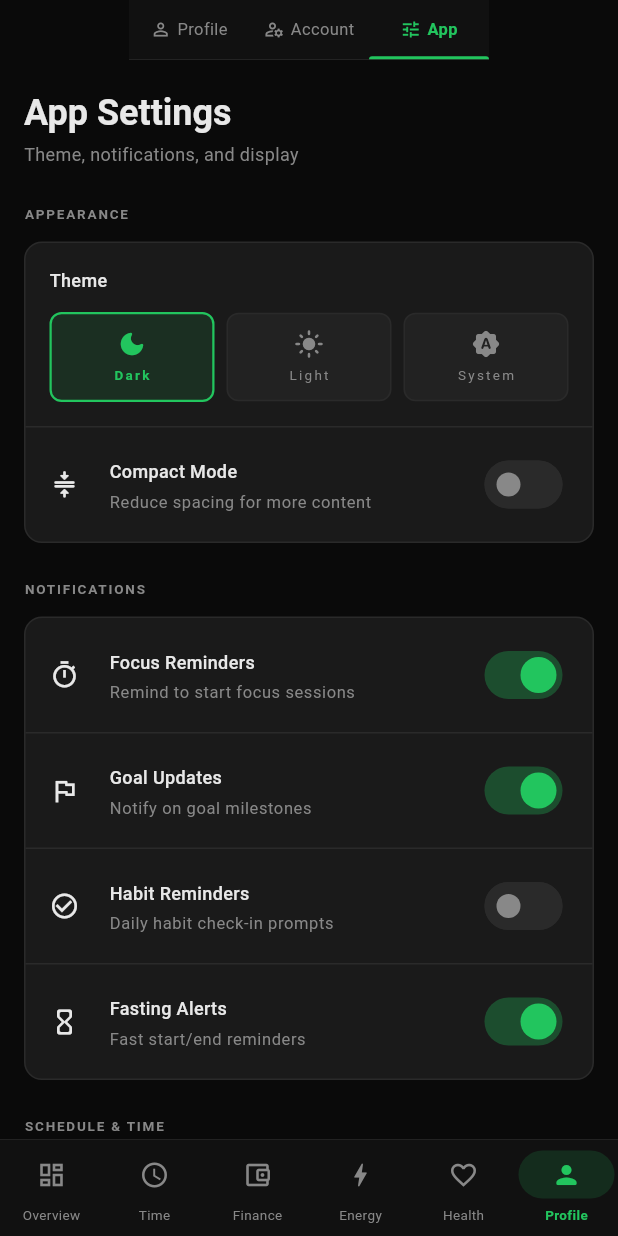
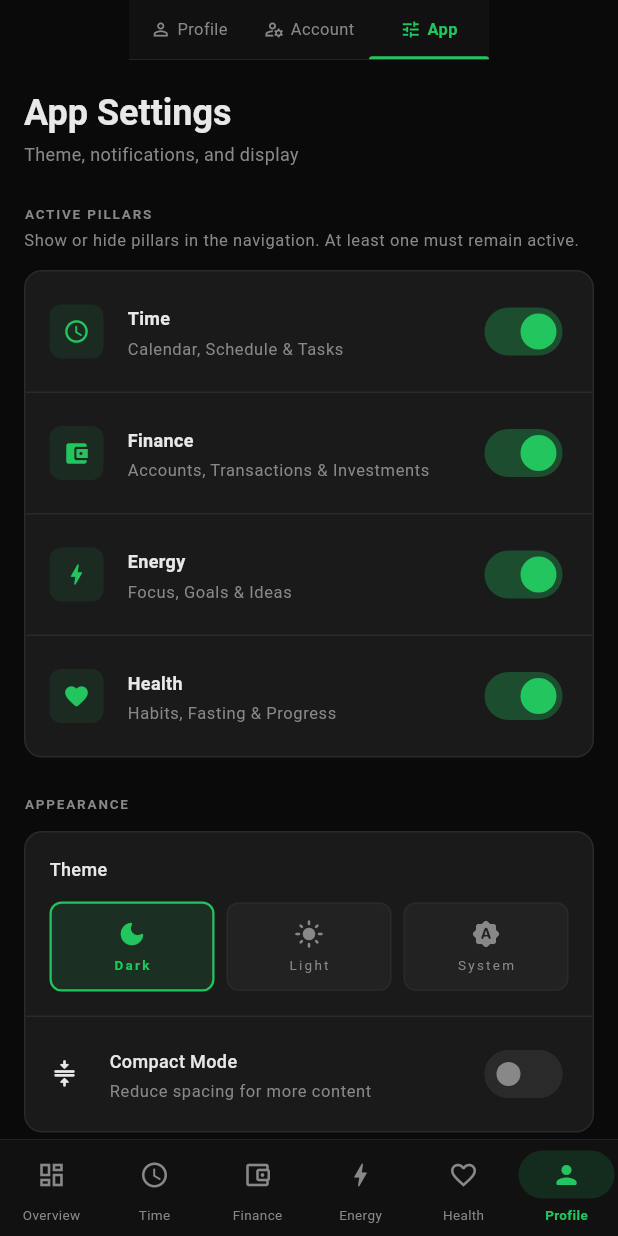
Before and after one commit to abdelfattahmsa/PRP-APP, a Flutter app: the ProfileAppSettingsScreen screen opened by its route, on a phone screen of 412 x 824 dp. Run offline on Flutter 3.47's test engine with Material 3 defaults, Android fonts, the phone set to English and light mode, and no system bars; our stand-ins replace cached_network_image, equatable, fl_chart, flutter_animate, flutter_local_notifications, flutter_riverpod and 7 more; missing offline and left inert: dart:html; accounts and stored records are empty; Roboto replaces fonts that are missing (Poppins).

Commit message:
feat: depersonalize app + add pillar toggle system
P1 — Depersonalize:
- Replace all Abdelfattah-specific seed data (PMP, CFI, Kyberia habits/goals/schedule) with generic universal defaults
- Rename category keys: pmp→learn, kyb→project, remove study (merged into learn)
- Update categoryInfoMap, categoryKeys, txCategories, eventTypeInfoMap
- Remove _seedDefaultCalendarEvents (personal events); calendar starts empty
- Rename AppColors.pmp→learn, AppColors.cfi→learn, AppColors.kyberia→project
- Update notification_service labels + appUserModelId to com.prpapp.prp
- Update kDefaultScheduleCategories and kDefaultTxCategories

P3 — Pillar Toggle System:
- Add lib/core/providers/pillar_provider.dart with AsyncNotifier + visibleTabsProvider
- Add prefActivePillars to AppConstants
- Make shell_screen.dart navigation dynamic (consumes visibleTabsProvider)
- Add Pillar Toggle UI section to App Settings screen (with last-pillar guard)

Co-Authored-By: Claude Sonnet 4.6 <noreply@anthropic.com>

```diff
--- a/lib/core/constants/app_constants.dart
+++ b/lib/core/constants/app_constants.dart
@@ -27,20 +27,21 @@ class AppConstants {
   static const prefFirstDayOfWeek = 'first_day_of_week';
   static const prefDefaultCurrency = 'default_currency';
   static const prefAlphaVantageApiKey = 'alpha_vantage_api_key';
+  static const prefActivePillars = 'active_pillars';
 
   // Default schedule modes
   static const scheduleModes = ['normal', 'fasting', 'friday', 'cairo'];
 
   // Category keys
   static const categoryKeys = [
-    'deen', 'pmp', 'study', 'health', 'kyb',
+    'deen', 'learn', 'project', 'health',
     'work', 'rest', 'fast', 'com',
   ];
 
   // Event type keys
   static const eventTypeKeys = [
     'personal', 'milestone', 'islamic', 'work',
-    'study', 'kyberia', 'family', 'finance',
+    'study', 'family', 'finance',
     'quran', 'travel', 'done', 'health',
   ];
 
@@ -91,7 +92,7 @@ class AppConstants {
   static const txCategories = [
     'General', 'Food', 'Transport', 'Bills',
     'Shopping', 'Health', 'Personal', 'Business',
-    'Transfer', 'Kyberia',
+    'Education', 'Transfer',
   ];
 
   // Focus timer defaults (minutes)
@@ -113,15 +114,14 @@ class CategoryInfo {
 }
 
 const categoryInfoMap = {
-  'deen':   CategoryInfo(key: 'deen',   label: 'Deen',    emoji: '🕌'),
-  'pmp':    CategoryInfo(key: 'pmp',    label: 'PMP',     emoji: '📋'),
-  'study':  CategoryInfo(key: 'study',  label: 'CFI',     emoji: '📚'),
-  'health': CategoryInfo(key: 'health', label: 'Health',  emoji: '🚶'),
-  'kyb':    CategoryInfo(key: 'kyb',    label: 'Kyberia', emoji: '⚗️'),
-  'work':   CategoryInfo(key: 'work',   label: 'Work',    emoji: '🏗️'),
-  'rest':   CategoryInfo(key: 'rest',   label: 'Rest',    emoji: '💤'),
-  'fast':   CategoryInfo(key: 'fast',   label: 'Fasting', emoji: '🌙'),
-  'com':    CategoryInfo(key: 'com',    label: 'Commute', emoji: '🚗'),
+  'deen':    CategoryInfo(key: 'deen',    label: 'Deen',     emoji: '🕌'),
+  'learn':   CategoryInfo(key: 'learn',   label: 'Learning', emoji: '📖'),
+  'project': CategoryInfo(key: 'project', label: 'Project',  emoji: '🚀'),
+  'health':  CategoryInfo(key: 'health',  label: 'Health',   emoji: '🚶'),
+  'work':    CategoryInfo(key: 'work',    label: 'Work',     emoji: '🏗️'),
+  'rest':    CategoryInfo(key: 'rest',    label: 'Rest',     emoji: '💤'),
+  'fast':    CategoryInfo(key: 'fast',    label: 'Fasting',  emoji: '🌙'),
+  'com':     CategoryInfo(key: 'com',     label: 'Commute',  emoji: '🚗'),
 };
 
 /// Event type display info
@@ -138,7 +138,6 @@ const eventTypeInfoMap = {
   'islamic':   EventTypeInfo(key: 'islamic',   label: 'Islamic',   emoji: '🌙'),
   'work':      EventTypeInfo(key: 'work',      label: 'Work',      emoji: '💼'),
   'study':     EventTypeInfo(key: 'study',     label: 'Study',     emoji: '📚'),
-  'kyberia':   EventTypeInfo(key: 'kyberia',   label: 'Kyberia',   emoji: '⚗️'),
   'family':    EventTypeInfo(key: 'family',    label: 'Family',    emoji: '👨‍👩‍👦'),
   'finance':   EventTypeInfo(key: 'finance',   label: 'Finance',   emoji: '💰'),
   'quran':     EventTypeInfo(key: 'quran',     label: 'Quran',     emoji: '📖'),
--- a/lib/core/theme/app_theme.dart
+++ b/lib/core/theme/app_theme.dart
@@ -82,15 +82,14 @@ class AppColors {
   static const lightTextMuted = Color(0xFFCBD5E1);
 
   // ── CATEGORY COLORS ───────────────────────────────────────────
-  static const deen = Color(0xFF54C478);
-  static const pmp = Color(0xFF6A8EF0);
-  static const cfi = Color(0xFF4AAAE0);
-  static const health = Color(0xFFD07848);
-  static const kyberia = Color(0xFFAA70EE);
-  static const work = Color(0xFFC09840);
+  static const deen    = Color(0xFF54C478);
+  static const learn   = Color(0xFF6A8EF0);
+  static const project = Color(0xFFAA70EE);
+  static const health  = Color(0xFFD07848);
+  static const work    = Color(0xFFC09840);
   static const fasting = Color(0xFFE08840);
   static const commute = Color(0xFF3AB8A8);
-  static const rest = Color(0xFF6B6080);
+  static const rest    = Color(0xFF6B6080);
 
   // ── SEMANTIC ─────────────────────────────────────────────────
   static const success = Color(0xFF54C478);
@@ -114,19 +113,18 @@ class AppColors {
 
   static Color categoryColor(String key) {
     return switch (key) {
-      'deen' => deen,
-      'pmp' => pmp,
-      'study' || 'cfi' => cfi,
-      'health' => health,
-      'kyb' || 'kyberia' => kyberia,
-      'work' => work,
-      'fast' || 'fasting' => fasting,
-      'com' || 'commute' => commute,
-      'rest' => rest,
-      'personal' => personal,
-      'islamic' => islamic,
-      'finance' => finance,
-      'quran' => quran,
+      'deen'                           => deen,
+      'learn' || 'pmp' || 'study'      => learn,
+      'project' || 'kyb' || 'kyberia'  => project,
+      'health'                         => health,
+      'work'                           => work,
+      'fast' || 'fasting'              => fasting,
+      'com' || 'commute'               => commute,
+      'rest'                           => rest,
+      'personal'                       => personal,
+      'islamic'                        => islamic,
+      'finance'                        => finance,
+      'quran'                          => quran,
       'travel' => travel,
       'family' => family,
       'done' => done,
--- a/lib/features/calendar/screens/calendar_screen.dart
+++ b/lib/features/calendar/screens/calendar_screen.dart
@@ -229,9 +229,9 @@ class _EventTile extends ConsumerWidget {
                   if (event.linkUrl != null && event.linkUrl!.isNotEmpty) ...[
                     const Gap(4),
                     Row(children: [
-                      const Icon(Icons.link, size: 11, color: AppColors.pmp),
+                      const Icon(Icons.link, size: 11, color: AppColors.learn),
                       const Gap(3),
-                      Text(event.linkUrl!.length > 40 ? '${event.linkUrl!.substring(0, 40)}...' : event.linkUrl!, style: const TextStyle(fontSize: 10, color: AppColors.pmp)),
+                      Text(event.linkUrl!.length > 40 ? '${event.linkUrl!.substring(0, 40)}...' : event.linkUrl!, style: const TextStyle(fontSize: 10, color: AppColors.learn)),
                     ]),
                   ],
                 ])),
--- a/lib/features/energy/screens/energy_overview_screen.dart
+++ b/lib/features/energy/screens/energy_overview_screen.dart
@@ -95,7 +95,7 @@ class EnergyOverviewScreen extends ConsumerWidget {
                     label: 'Active Goals',
                     value: '${activeGoals.length}',
                     icon: Icons.flag_rounded,
-                    iconColor: AppColors.pmp,
+                    iconColor: AppColors.learn,
                     onTap: () => context.go(Routes.energyGoals),
                   ),
                 ),
--- a/lib/features/finance/screens/finance_investments_screen.dart
+++ b/lib/features/finance/screens/finance_investments_screen.dart
@@ -134,10 +134,10 @@ class _InvestmentTile extends ConsumerWidget {
     if (t.contains('gold')) return AppColors.gold;
     if (t.contains('silver')) return AppColors.textSecondary;
     if (t.contains('crypto') || t.contains('bitcoin')) return AppColors.warning;
-    if (t.contains('stock') || t.contains('share') || t.contains('equity')) return AppColors.pmp;
-    if (t.contains('bond') || t.contains('bill')) return AppColors.cfi;
+    if (t.contains('stock') || t.contains('share') || t.contains('equity')) return AppColors.learn;
+    if (t.contains('bond') || t.contains('bill')) return AppColors.learn;
     if (t.contains('real estate')) return AppColors.success;
-    return AppColors.pmp;
+    return AppColors.learn;
   }
 
   @override
--- a/lib/features/finance/screens/finance_screen.dart
+++ b/lib/features/finance/screens/finance_screen.dart
@@ -109,9 +109,9 @@ class _OverviewTab extends StatelessWidget {
             _SummaryCard(label: 'CC Balance',       value: egp(summary.totalCC),         color: AppColors.error),
             _SummaryCard(label: 'Remaining Limit',  value: egp(summary.remainingLimit),   color: summary.remainingLimit < 0 ? AppColors.error : AppColors.deen),
             _SummaryCard(label: 'Total Savings',    value: egp(summary.totalSavings),     color: AppColors.gold),
-            _SummaryCard(label: 'Cash + Current',   value: egp(summary.totalCurrent),     color: AppColors.pmp),
+            _SummaryCard(label: 'Cash + Current',   value: egp(summary.totalCurrent),     color: AppColors.learn),
             _SummaryCard(label: 'External Debts',   value: egp(summary.totalExtDebt),     color: AppColors.fasting),
-            _SummaryCard(label: "Today's Spend",    value: egp(summary.todaySpend),       color: AppColors.kyberia),
+            _SummaryCard(label: "Today's Spend",    value: egp(summary.todaySpend),       color: AppColors.project),
           ],
         ),
       ]),
@@ -266,7 +266,7 @@ class _BankCardState extends ConsumerState<_BankCard> {
                 Expanded(child: _BankStat(label: 'CC Balance', value: egp(widget.bank.creditCardBalance), color: AppColors.error)),
                 Expanded(child: _BankStat(label: 'Rem. Limit', value: egp(rem), color: rem < 0 ? AppColors.error : AppColors.deen)),
                 Expanded(child: _BankStat(label: 'Savings', value: egp(widget.bank.savingsBalance), color: AppColors.gold)),
-                Expanded(child: _BankStat(label: 'Current', value: egp(widget.bank.currentBalance), color: AppColors.pmp)),
+                Expanded(child: _BankStat(label: 'Current', value: egp(widget.bank.currentBalance), color: AppColors.learn)),
               ]),
         if (!_editing && widget.bank.creditCardLimit > 0) ...[
           const Gap(8),
--- a/lib/features/focus/screens/focus_screen.dart
+++ b/lib/features/focus/screens/focus_screen.dart
@@ -261,8 +261,8 @@ class _SessionLogTile extends ConsumerWidget {
     final labelCtrl = TextEditingController(text: session.blockLabel);
     final noteCtrl = TextEditingController(text: session.note ?? '');
     String category = session.blockCategoryKey;
-    const cats = ['deen', 'pmp', 'study', 'health', 'kyb', 'work', 'rest', 'fast', 'com'];
-    const catLabels = ['Deen', 'PMP', 'Study', 'Health', 'Kyberia', 'Work', 'Rest', 'Fasting', 'Commute'];
+    const cats = ['deen', 'learn', 'project', 'health', 'work', 'rest', 'fast', 'com'];
+    const catLabels = ['Deen', 'Learning', 'Project', 'Health', 'Work', 'Rest', 'Fasting', 'Commute'];
 
     await showDialog<void>(
       context: context,
--- a/lib/features/overview/screens/overview_screen.dart
+++ b/lib/features/overview/screens/overview_screen.dart
@@ -101,7 +101,7 @@ class OverviewScreen extends ConsumerWidget {
                     label: 'Active Goals',
                     value: '$activeGoals',
                     icon: Icons.flag_rounded,
-                    iconColor: AppColors.pmp,
+                    iconColor: AppColors.learn,
                     subtitle: goalsAsync.isLoading ? 'Loading...' : null,
                     onTap: () => context.go(Routes.energyGoals),
                   ),
@@ -319,7 +319,7 @@ class _QuickActions extends StatelessWidget {
           Routes.energyFocus),
       ('Log Habit', Icons.check_circle_rounded, AppColors.accent,
           Routes.healthHabits),
-      ('Add Event', Icons.event_rounded, AppColors.pmp, Routes.timeCalendar),
+      ('Add Event', Icons.event_rounded, AppColors.learn, Routes.timeCalendar),
     ];
 
     return GridView.count(
--- a/lib/features/profile/screens/profile_app_settings_screen.dart
+++ b/lib/features/profile/screens/profile_app_settings_screen.dart
@@ -7,6 +7,7 @@ import 'package:uuid/uuid.dart';
 import '../../../core/constants/app_constants.dart';
 import '../../../core/theme/app_theme.dart';
 import '../../../core/providers/theme_provider.dart';
+import '../../../core/providers/pillar_provider.dart';
 import '../../../shared/models/all_providers.dart';
 import '../../../shared/widgets/placeholders.dart';
 import '../../../engines/categories/data/models/user_category_model.dart';
@@ -124,6 +125,23 @@ class _ProfileAppSettingsScreenState
               title: 'App Settings',
               subtitle: 'Theme, notifications, and display',
             ),
+            const Gap(24),
+
+            // ── Pillars ────────────────────────────────────────
+            const SectionHeader('Active Pillars'),
+            const Gap(4),
+            Padding(
+              padding: const EdgeInsets.only(bottom: 12),
+              child: Text(
+                'Show or hide pillars in the navigation. At least one must remain active.',
+                style: Theme.of(context).textTheme.bodySmall?.copyWith(
+                      color: isDark
+                          ? AppColors.textSecondary
+                          : AppColors.lightTextSecondary,
+                    ),
+              ),
+            ),
+            _PillarTogglesSection(),
             const Gap(24),
 
             // ── Theme ──────────────────────────────────────────
@@ -685,7 +703,7 @@ Future<void> _pickFromList(
                       : Icons.radio_button_unchecked_rounded,
                   size: 18,
                   color: options[i] == selected
-                      ? AppColors.pmp
+                      ? AppColors.learn
                       : AppColors.textSecondary,
                 ),
                 const Gap(12),
@@ -929,3 +947,119 @@ class _CategoryManagerSheetState
     );
   }
 }
+
+// ══════════════════════════════════════════════════════════════
+// PILLAR TOGGLE SECTION
+// ══════════════════════════════════════════════════════════════
+
+class _PillarTogglesSection extends ConsumerWidget {
+  const _PillarTogglesSection();
+
+  static const _pillars = [
+    (id: 'time',    label: 'Time',    icon: Icons.schedule_rounded,                 desc: 'Calendar, Schedule & Tasks'),
+    (id: 'finance', label: 'Finance', icon: Icons.account_balance_wallet_rounded,   desc: 'Accounts, Transactions & Investments'),
+    (id: 'energy',  label: 'Energy',  icon: Icons.bolt_rounded,                     desc: 'Focus, Goals & Ideas'),
+    (id: 'health',  label: 'Health',  icon: Icons.favorite_rounded,                 desc: 'Habits, Fasting & Progress'),
+  ];
+
+  @override
+  Widget build(BuildContext context, WidgetRef ref) {
+    final isDark = Theme.of(context).brightness == Brightness.dark;
+    final cardColor = isDark ? AppColors.card : AppColors.lightCard;
+    final borderColor = isDark ? AppColors.border : AppColors.lightBorder;
+    final accent = Theme.of(context).colorScheme.primary;
+    final textSecondary = isDark ? AppColors.textSecondary : AppColors.lightTextSecondary;
+
+    final pillarsAsync = ref.watch(pillarProvider);
+    final active = pillarsAsync.asData?.value ?? kDefaultActivePillars;
+    final canDisable = active.length > 1;
+
+    return Container(
+      decoration: BoxDecoration(
+        color: cardColor,
+        borderRadius: BorderRadius.circular(12),
+        border: Border.all(color: borderColor),
+      ),
+      child: Column(
+        children: [
+          for (var i = 0; i < _pillars.length; i++) ...[
+            if (i > 0) Divider(height: 1, color: borderColor),
+            _PillarToggleTile(
+              label: _pillars[i].label,
+              icon: _pillars[i].icon,
+              desc: _pillars[i].desc,
+              isActive: active.contains(_pillars[i].id),
+              canDisable: canDisable || !active.contains(_pillars[i].id),
+              accent: accent,
+              textSecondary: textSecondary,
+              onToggle: () => ref.read(pillarProvider.notifier).toggle(_pillars[i].id),
+            ),
+          ],
+        ],
+      ),
+    );
+  }
+}
+
+class _PillarToggleTile extends StatelessWidget {
+  const _PillarToggleTile({
+    required this.label,
+    required this.icon,
+    required this.desc,
+    required this.isActive,
+    required this.canDisable,
+    required this.accent,
+    required this.textSecondary,
+    required this.onToggle,
+  });
+
+  final String label;
+  final IconData icon;
+  final String desc;
+  final bool isActive;
+  final bool canDisable;
+  final Color accent;
+  final Color textSecondary;
+  final VoidCallback onToggle;
+
+  @override
+  Widget build(BuildContext context) {
+    final isDisabled = isActive && !canDisable;
+
+    return Opacity(
+      opacity: isDisabled ? 0.45 : 1.0,
+      child: ListTile(
+        contentPadding: const EdgeInsets.symmetric(horizontal: 16, vertical: 4),
+        leading: Container(
+          width: 36,
+          height: 36,
+          decoration: BoxDecoration(
+            color: (isActive ? accent : textSecondary).withValues(alpha: 0.1),
+            borderRadius: BorderRadius.circular(8),
+          ),
+          child: Icon(icon, size: 18, color: isActive ? accent : textSecondary),
+        ),
+        title: Text(
+          label,
+          style: Theme.of(context).textTheme.bodyMedium?.copyWith(
+                fontWeight: FontWeight.w600,
+                color: isActive ? null : textSecondary,
+              ),
+        ),
+        subtitle: Text(
+          desc,
+          style: Theme.of(context).textTheme.bodySmall?.copyWith(
+                color: textSecondary,
+                fontSize: 11,
+              ),
+        ),
+        trailing: Switch(
+          value: isActive,
+          onChanged: isDisabled ? null : (_) => onToggle(),
+          activeColor: accent,
+        ),
+        onTap: isDisabled ? null : onToggle,
+      ),
+    );
+  }
+}
--- a/lib/features/schedule/screens/schedule_screen.dart
+++ b/lib/features/schedule/screens/schedule_screen.dart
@@ -29,7 +29,7 @@ class _ScheduleScreenState extends ConsumerState<ScheduleScreen> {
     ('normal',  '🏗️ Normal',  AppColors.gold),
     ('fasting', '🌙 Fasting', AppColors.fasting),
     ('friday',  '✨ Friday',  AppColors.deen),
-    ('cairo',   '🏙️ Cairo',  AppColors.pmp),
+    ('cairo',   '🏙️ Cairo',  AppColors.learn),
   ];
 
   Color get _accent => _modes.firstWhere((m) => m.$1 == _mode).$3;
--- a/lib/features/time/screens/time_overview_screen.dart
+++ b/lib/features/time/screens/time_overview_screen.dart
@@ -121,7 +121,7 @@ class TimeOverviewScreen extends ConsumerWidget {
                     label: 'Focus 7d',
                     value: '${focusData.fold(0.0, (a, b) => a + b).round()}m',
                     icon: Icons.bar_chart_rounded,
-                    iconColor: AppColors.pmp,
+                    iconColor: AppColors.learn,
                   ),
                 ),
               ],
--- a/lib/features/time/screens/time_tasks_screen.dart
+++ b/lib/features/time/screens/time_tasks_screen.dart
@@ -73,7 +73,7 @@ class _TimeTasksScreenState extends ConsumerState<TimeTasksScreen> {
                     label: 'Goals',
                     count: activeGoals.length,
                     selected: _filter == _TaskSource.goals,
-                    color: AppColors.pmp,
+                    color: AppColors.learn,
                     onTap: () => setState(() => _filter = _TaskSource.goals),
                   ),
                   const Gap(8),
@@ -302,9 +302,9 @@ class _GoalTaskCard extends StatelessWidget {
                         value: progress / 100,
                         minHeight: 5,
                         backgroundColor:
-                            AppColors.pmp.withValues(alpha: 0.15),
+                            AppColors.learn.withValues(alpha: 0.15),
                         valueColor: const AlwaysStoppedAnimation<Color>(
-                            AppColors.pmp),
+                            AppColors.learn),
                       ),
                     ),
                   ),
--- a/lib/shared/screens/shell_screen.dart
+++ b/lib/shared/screens/shell_screen.dart
@@ -10,6 +10,7 @@ import 'package:shared_preferences/shared_preferences.dart';
 import '../../core/theme/app_theme.dart';
 import '../../core/router/app_router.dart';
 import '../../core/constants/app_constants.dart';
+import '../../core/providers/pillar_provider.dart';
 import '../../features/auth/providers/auth_provider.dart';
 import '../../engines/energy/data/models/energy_models.dart';
 import '../../shared/models/all_providers.dart';
@@ -247,9 +248,9 @@ class _ShellScreenState extends ConsumerState<ShellScreen> {
     }
   }
 
-  int get _activeTabIndex {
-    for (var i = 0; i < kAppTabs.length; i++) {
-      final tab = kAppTabs[i];
+  int _activeTabIndex(List<AppTab> tabs) {
+    for (var i = 0; i < tabs.length; i++) {
+      final tab = tabs[i];
       for (final sub in tab.subTabs) {
         if (widget.location.startsWith(sub.route)) return i;
       }
@@ -302,18 +303,22 @@ class _ShellScreenState extends ConsumerState<ShellScreen> {
       }
     });
 
-    final tabIndex = _activeTabIndex;
-    final activeTab = kAppTabs[tabIndex];
+    // ── Visible tabs (pillar-filtered) ─────────────────────────
+    final visibleTabs = ref.watch(visibleTabsProvider);
+    final tabIndex = _activeTabIndex(visibleTabs);
+    final activeTab = visibleTabs[tabIndex];
 
     Widget shell;
     if (Breakpoints.isWide(context)) {
       shell = _DesktopShell(
+        tabs: visibleTabs,
         location: widget.location,
         tabIndex: tabIndex,
         child: widget.child,
       );
     } else {
       shell = _MobileShell(
+        tabs: visibleTabs,
         location: widget.location,
         activeTab: activeTab,
         tabIndex: tabIndex,
@@ -373,10 +378,12 @@ class _ShellScreenState extends ConsumerState<ShellScreen> {
 
 class _DesktopShell extends ConsumerStatefulWidget {
   const _DesktopShell({
+    required this.tabs,
     required this.location,
     required this.tabIndex,
     required this.child,
   });
+  final List<AppTab> tabs;
   final String location;
   final int tabIndex;
   final Widget child;
@@ -435,18 +442,18 @@ class _DesktopShellState extends ConsumerState<_DesktopShell> {
                         const EdgeInsets.symmetric(vertical: Spacing.sm),
                     children: [
                       // Show all tabs except Profile (last) — Profile lives at the bottom
-                      for (var i = 0; i < kAppTabs.length - 1; i++) ...[
+                      for (var i = 0; i < widget.tabs.length - 1; i++) ...[
                         _SidebarTabItem(
-                          tab: kAppTabs[i],
+                          tab: widget.tabs[i],
                           active: i == widget.tabIndex,
                           expanded: _expanded,
-                          onTap: () => context.go(kAppTabs[i].route),
+                          onTap: () => context.go(widget.tabs[i].route),
                         ),
                         // Sub-tabs shown when this tab is active
                         if (i == widget.tabIndex &&
-                            kAppTabs[i].hasSubTabs &&
+                            widget.tabs[i].hasSubTabs &&
                             _expanded)
-                          for (final sub in kAppTabs[i].subTabs)
+                          for (final sub in widget.tabs[i].subTabs)
                             _SidebarSubTabItem(
                               sub: sub,
                               active: widget.location.startsWith(sub.route),
@@ -454,9 +461,9 @@ class _DesktopShellState extends ConsumerState<_DesktopShell> {
                             ),
                         // Collapsed: show active sub-tab indicator dot
                         if (i == widget.tabIndex &&
-                            kAppTabs[i].hasSubTabs &&
+                            widget.tabs[i].hasSubTabs &&
                             !_expanded)
-                          for (final sub in kAppTabs[i].subTabs)
+                          for (final sub in widget.tabs[i].subTabs)
                             _SidebarSubTabItemCollapsed(
                               sub: sub,
                               active: widget.location.startsWith(sub.route),
@@ -470,7 +477,7 @@ class _DesktopShellState extends ConsumerState<_DesktopShell> {
                 _SidebarProfileFooter(
                   ref: ref,
                   expanded: _expanded,
-                  active: widget.tabIndex == kAppTabs.length - 1,
+                  active: widget.tabIndex == widget.tabs.length - 1,
                   location: widget.location,
                 ),
               ],
@@ -490,11 +497,13 @@ class _DesktopShellState extends ConsumerState<_DesktopShell> {
 
 class _MobileShell extends StatelessWidget {
   const _MobileShell({
+    required this.tabs,
     required this.location,
     required this.activeTab,
     required this.tabIndex,
     required this.child,
   });
+  final List<AppTab> tabs;
   final String location;
   final AppTab activeTab;
   final int tabIndex;
@@ -525,9 +534,9 @@ class _MobileShell extends StatelessWidget {
         ),
         child: NavigationBar(
           selectedIndex: tabIndex,
-          onDestinationSelected: (i) => context.go(kAppTabs[i].route),
+          onDestinationSelected: (i) => context.go(tabs[i].route),
           destinations: [
-            for (final tab in kAppTabs)
+            for (final tab in tabs)
               NavigationDestination(
                 icon: Icon(tab.icon),
                 selectedIcon: Icon(tab.activeIcon),
```
Also changed, not shown: lib/core/providers/pillar_provider.dart (added, +55 -0 lines), lib/engines/categories/data/models/user_category_model.dart (+10 -11 lines), lib/features/finance/screens/finance_overview_screen.dart (+4 -4 lines), lib/services/notification_service.dart (+15 -17 lines), lib/services/supabase_service.dart (+32 -57 lines).
